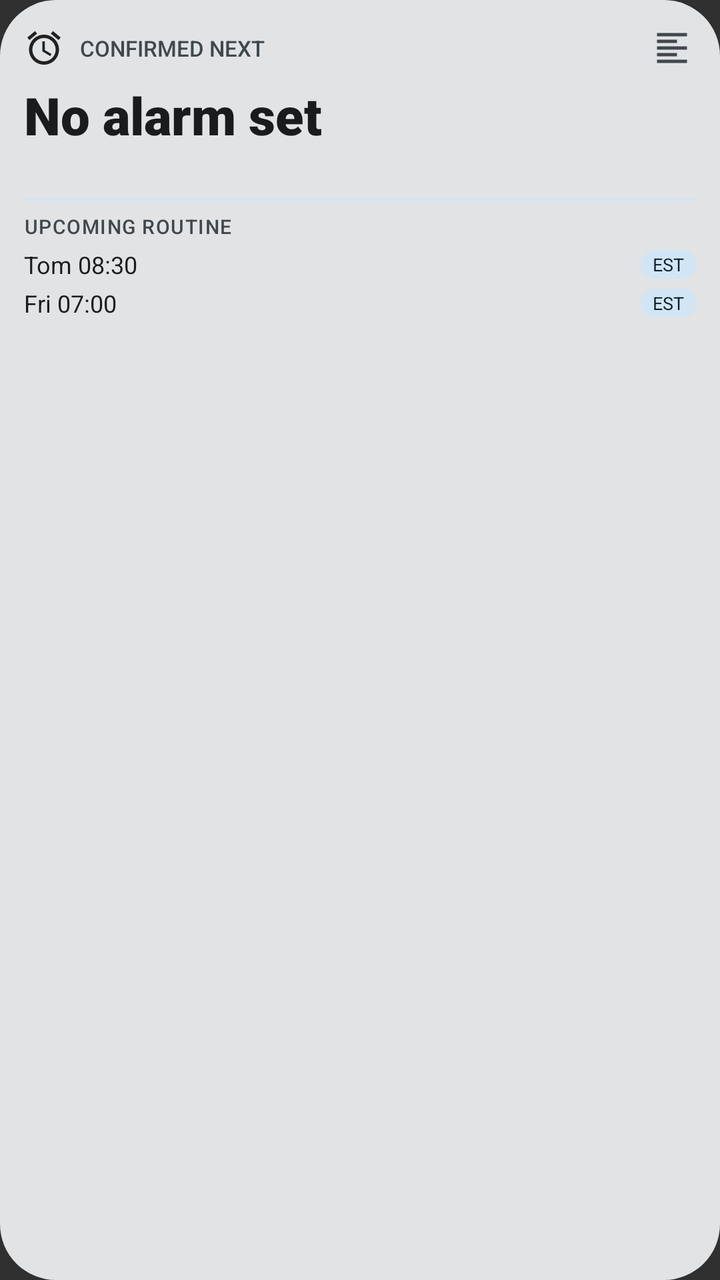
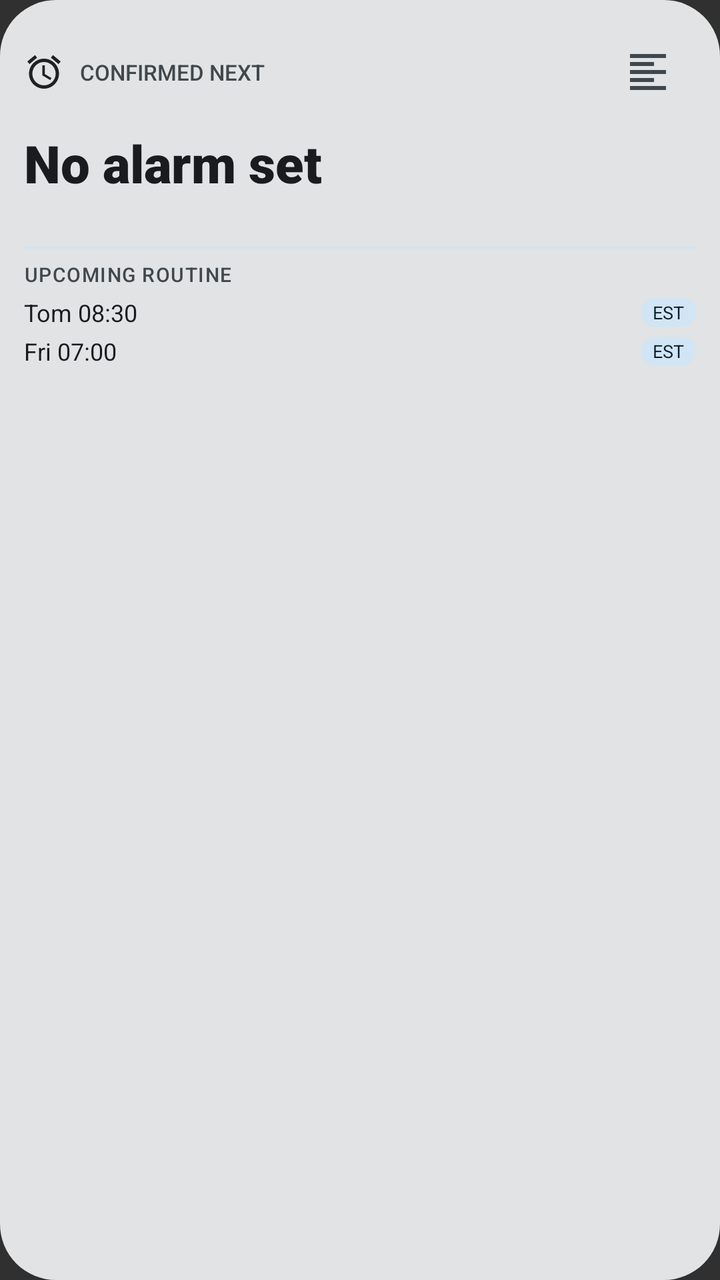

Compare the two renders of this Android layout. The source of the first and the diff that turns it into the second are given below.
<!-- AndroidManifest.xml: application theme android:Theme.Material.NoActionBar -->
<!-- res/layout/widget_next_up_tall.xml -->
<?xml version="1.0" encoding="utf-8"?>
<LinearLayout xmlns:android="http://schemas.android.com/apk/res/android"
    android:id="@+id/widget_root"
    android:layout_width="match_parent"
    android:layout_height="match_parent"
    android:background="@drawable/widget_background"
    android:orientation="vertical"
    android:padding="12dp">

    
    <LinearLayout
        android:id="@+id/widget_top_section"
        android:layout_width="match_parent"
        android:layout_height="wrap_content"
        android:orientation="vertical">

        
        <LinearLayout
            android:id="@+id/widget_header"
            android:layout_width="match_parent"
            android:layout_height="wrap_content"
            android:gravity="center_vertical"
            android:orientation="horizontal">

            <ImageView
                android:id="@+id/widget_icon"
                android:layout_width="20dp"
                android:layout_height="20dp"
                android:contentDescription="@string/app_name"
                android:src="@drawable/ic_alarm" />

            <TextView
                android:id="@+id/widget_title"
                android:layout_width="0dp"
                android:layout_height="wrap_content"
                android:layout_marginStart="8dp"
                android:layout_weight="1"
                android:ellipsize="end"
                android:fontFamily="sans-serif-medium"
                android:maxLines="1"
                android:text="CONFIRMED NEXT"
                android:textColor="@color/widget_on_surface_variant"
                android:textSize="11sp" />

            <ImageView
                android:id="@+id/widget_btn_align_toggle"
                android:layout_width="24dp"
                android:layout_height="24dp"
                android:padding="2dp"
                android:contentDescription="@string/widget_alignment_title"
                android:src="@drawable/ic_format_align_left" />
        </LinearLayout>

        
        <TextView
            android:id="@+id/widget_countdown"
            android:layout_width="match_parent"
            android:layout_height="wrap_content"
            android:layout_marginTop="4dp"
            android:autoSizeMaxTextSize="32sp"
            android:autoSizeMinTextSize="14sp"
            android:autoSizeStepGranularity="1sp"
            android:autoSizeTextType="uniform"
            android:ellipsize="none"
            android:fontFamily="sans-serif-black"
            android:maxLines="1"
            android:text="@string/no_alarm_set"
            android:textColor="@color/widget_on_surface"
            android:textSize="26sp" />

        <TextView
            android:id="@+id/widget_alarm_time"
            android:layout_width="match_parent"
            android:layout_height="wrap_content"
            android:ellipsize="end"
            android:fontFamily="sans-serif"
            android:maxLines="1"
            android:text=""
            android:textColor="@color/widget_on_surface_variant"
            android:textSize="12sp" />
    </LinearLayout>

    
    <ImageView
        android:layout_width="match_parent"
        android:layout_height="1dp"
        android:layout_marginTop="8dp"
        android:layout_marginBottom="6dp"
        android:background="@color/widget_chip_bg"
        android:contentDescription="@null" />

    <TextView
        android:id="@+id/widget_section_predicted"
        android:layout_width="match_parent"
        android:layout_height="wrap_content"
        android:fontFamily="sans-serif-medium"
        android:letterSpacing="0.05"
        android:text="UPCOMING ROUTINE"
        android:textColor="@color/widget_on_surface_variant"
        android:textSize="10sp" />

    
    <LinearLayout
        android:id="@+id/widget_predicted_row_1"
        android:layout_width="match_parent"
        android:layout_height="wrap_content"
        android:layout_marginTop="4dp"
        android:gravity="center_vertical"
        android:orientation="horizontal">

        <TextView
            android:id="@+id/widget_predicted_1_text"
            android:layout_width="0dp"
            android:layout_height="wrap_content"
            android:layout_weight="1"
            android:ellipsize="end"
            android:fontFamily="sans-serif"
            android:maxLines="1"
            android:text="Tom 08:30"
            android:textColor="@color/widget_on_surface"
            android:textSize="12sp" />

        <TextView
            android:layout_width="wrap_content"
            android:layout_height="wrap_content"
            android:background="@drawable/widget_est_badge"
            android:fontFamily="sans-serif-bold"
            android:paddingStart="6dp"
            android:paddingTop="1dp"
            android:paddingEnd="6dp"
            android:paddingBottom="1dp"
            android:text="EST"
            android:textColor="@color/widget_chip_text"
            android:textSize="9sp" />
    </LinearLayout>

    
    <LinearLayout
        android:id="@+id/widget_predicted_row_2"
        android:layout_width="match_parent"
        android:layout_height="wrap_content"
        android:layout_marginTop="3dp"
        android:gravity="center_vertical"
        android:orientation="horizontal">

        <TextView
            android:id="@+id/widget_predicted_2_text"
            android:layout_width="0dp"
            android:layout_height="wrap_content"
            android:layout_weight="1"
            android:ellipsize="end"
            android:fontFamily="sans-serif"
            android:maxLines="1"
            android:text="Fri 07:00"
            android:textColor="@color/widget_on_surface"
            android:textSize="12sp" />

        <TextView
            android:layout_width="wrap_content"
            android:layout_height="wrap_content"
            android:background="@drawable/widget_est_badge"
            android:fontFamily="sans-serif-bold"
            android:paddingStart="6dp"
            android:paddingTop="1dp"
            android:paddingEnd="6dp"
            android:paddingBottom="1dp"
            android:text="EST"
            android:textColor="@color/widget_chip_text"
            android:textSize="9sp" />
    </LinearLayout>

    
    <TextView
        android:id="@+id/widget_predicted_more"
        android:layout_width="match_parent"
        android:layout_height="wrap_content"
        android:layout_marginTop="3dp"
        android:fontFamily="sans-serif-medium"
        android:text=""
        android:textColor="@color/widget_primary"
        android:textSize="10sp" />

</LinearLayout>
<!-- resources referenced by this layout -->
<resources>
  <color name="widget_chip_bg">#E8DEF8</color>
  <color name="widget_chip_text">#1D192B</color>
  <color name="widget_on_surface">#1D1B20</color>
  <color name="widget_on_surface_variant">#49454F</color>
  <color name="widget_primary">#6750A4</color>
  <!-- drawable ic_alarm (drawable) -->
  <vector xmlns:android="http://schemas.android.com/apk/res/android"
      android:width="24dp"
      android:height="24dp"
      android:viewportWidth="24"
      android:viewportHeight="24"
      android:tint="?android:attr/colorPrimary">
      <path
          android:fillColor="@android:color/white"
          android:pathData="M22,5.72l-4.6,-3.86 -1.29,1.53 4.6,3.86L22,5.72zM7.88,3.39L6.6,1.86 2,5.71l1.29,1.53 4.59,-3.85zM12.5,8H11v6l4.75,2.85 0.75,-1.23 -4,-2.37V8zM12,4c-4.97,0 -9,4.03 -9,9s4.02,9 9,9 9,-4.03 9,-9 -4.03,-9 -9,-9zM12,20c-3.87,0 -7,-3.13 -7,-7s3.13,-7 7,-7 7,3.13 7,7 -3.13,7 -7,7z"/>
  </vector>
  <!-- drawable ic_format_align_left (drawable) -->
  <vector xmlns:android="http://schemas.android.com/apk/res/android"
      android:width="24dp"
      android:height="24dp"
      android:viewportWidth="24"
      android:viewportHeight="24"
      android:tint="@color/widget_on_surface_variant">
      <path
          android:fillColor="@android:color/white"
          android:pathData="M15,15H3v2h12v-2zm0,-8H3v2h12V7zM3,13h18v-2H3v2zm0,8h18v-2H3v2zM3,3v2h18V3H3z" />
  </vector>
  <!-- drawable widget_background (drawable) -->
  <?xml version="1.0" encoding="utf-8"?>
  <shape xmlns:android="http://schemas.android.com/apk/res/android"
      android:shape="rectangle">
      <corners android:radius="28dp" />
      <solid android:color="@color/widget_surface" />
  </shape>
  <!-- drawable widget_est_badge (drawable) -->
  <?xml version="1.0" encoding="utf-8"?>
  <shape xmlns:android="http://schemas.android.com/apk/res/android"
      android:shape="rectangle">
      <corners android:radius="8dp" />
      <solid android:color="@color/widget_chip_bg" />
  </shape>
  <string name="app_name">NextUp</string>
  <string name="no_alarm_set">No alarm set</string>
  <string name="widget_alignment_title">Widget Text Alignment</string>
  <color name="widget_surface">#F2EDF7</color>
</resources>

<!-- the commit's change to res/layout/widget_next_up_tall.xml (unified diff, before → after) -->
@@ -16,37 +16,46 @@
 
         
         <LinearLayout
-            android:id="@+id/widget_header"
             android:layout_width="match_parent"
             android:layout_height="wrap_content"
             android:gravity="center_vertical"
             android:orientation="horizontal">
 
-            <ImageView
-                android:id="@+id/widget_icon"
-                android:layout_width="20dp"
-                android:layout_height="20dp"
-                android:contentDescription="@string/app_name"
-                android:src="@drawable/ic_alarm" />
-
-            <TextView
-                android:id="@+id/widget_title"
+            
+            <LinearLayout
+                android:id="@+id/widget_header"
                 android:layout_width="0dp"
                 android:layout_height="wrap_content"
-                android:layout_marginStart="8dp"
                 android:layout_weight="1"
-                android:ellipsize="end"
-                android:fontFamily="sans-serif-medium"
-                android:maxLines="1"
-                android:text="CONFIRMED NEXT"
-                android:textColor="@color/widget_on_surface_variant"
-                android:textSize="11sp" />
+                android:gravity="center_vertical"
+                android:orientation="horizontal">
 
+                <ImageView
+                    android:id="@+id/widget_icon"
+                    android:layout_width="20dp"
+                    android:layout_height="20dp"
+                    android:contentDescription="@string/app_name"
+                    android:src="@drawable/ic_alarm" />
+
+                <TextView
+                    android:id="@+id/widget_title"
+                    android:layout_width="wrap_content"
+                    android:layout_height="wrap_content"
+                    android:layout_marginStart="8dp"
+                    android:ellipsize="end"
+                    android:fontFamily="sans-serif-medium"
+                    android:maxLines="1"
+                    android:text="CONFIRMED NEXT"
+                    android:textColor="@color/widget_on_surface_variant"
+                    android:textSize="11sp" />
+            </LinearLayout>
+
+            
             <ImageView
                 android:id="@+id/widget_btn_align_toggle"
-                android:layout_width="24dp"
-                android:layout_height="24dp"
-                android:padding="2dp"
+                android:layout_width="48dp"
+                android:layout_height="48dp"
+                android:padding="12dp"
                 android:contentDescription="@string/widget_alignment_title"
                 android:src="@drawable/ic_format_align_left" />
         </LinearLayout>
